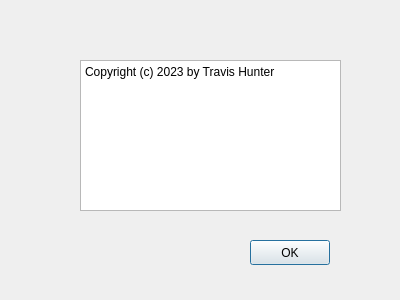
qtrocket/qtrocket, file gui/AboutWindow.ui: the form before one commit.
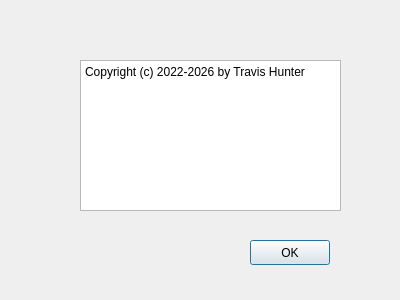
The form after the commit.

Commit message: Remove qcustomplot widget from bottom of main window. Replace with RocketModelerView (empty for now) widget.

Patch:
```diff
--- a/gui/AboutWindow.ui
+++ b/gui/AboutWindow.ui
@@ -26,7 +26,7 @@
     <bool>true</bool>
    </property>
    <property name="plainText">
-    <string>Copyright (c) 2023 by Travis Hunter</string>
+    <string>Copyright (c) 2022-2026 by Travis Hunter</string>
    </property>
   </widget>
   <widget class="QPushButton" name="okButton">
```
The commit also changes 4 other files.
